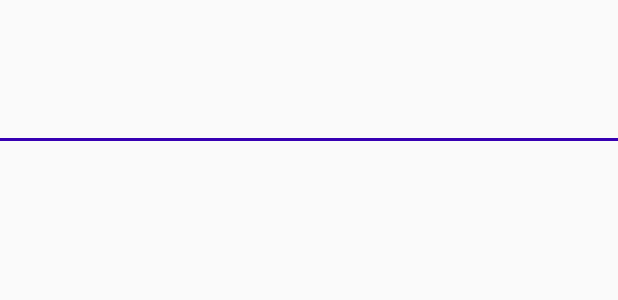
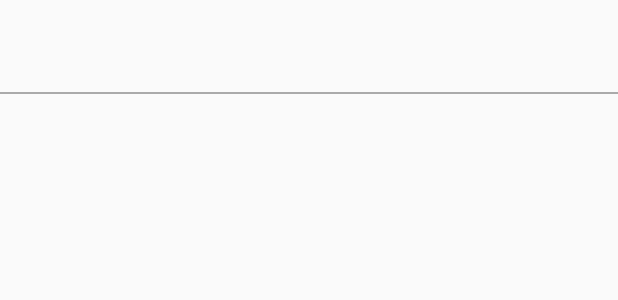
Before and after one commit to tadashi0701/ohanacha, an Android app: the layout my_blend_item.xml on its own in the app's theme, with its tools: preview values and no code run, on a phone screen of 412 x 824 dp. Shown: the top 300 px of the screen. Run offline under Robolectric (Android 15) with nearby library versions, the phone set to English and light mode, and no system bars.

Commit message:
過去ブレンドのハーブ写真を表示

```diff
--- a/app/src/main/java/com/monoprogram/myblend/entity/Blend.kt
+++ b/app/src/main/java/com/monoprogram/myblend/entity/Blend.kt
@@ -11,5 +11,6 @@ data class Blend(
     @ColumnInfo(name = "herbName") val herbName: String,
     @ColumnInfo(name = "herbValue") val herbValue: String,
     @ColumnInfo(name = "blendImage") val blendImage: Int,
-    @ColumnInfo(name = "blendDescription") val blendDescription: String
+    @ColumnInfo(name = "blendDescription") val blendDescription: String,
+    @ColumnInfo(name = "herbImageId") val herbImageId: String
 )
--- a/app/src/main/java/com/monoprogram/myblend/presentation/top/blend/top/DefaultRecipeAdapter.kt
+++ b/app/src/main/java/com/monoprogram/myblend/presentation/top/blend/top/DefaultRecipeAdapter.kt
@@ -21,7 +21,6 @@ class DefaultRecipeAdapter internal constructor(
 
     class ViewHolder(v: View) : RecyclerView.ViewHolder(v) {
         var blendName: TextView = v.findViewById(R.id.text_blend_name)
-        var herbName: TextView = v.findViewById(R.id.text_herb_name)
         var defaultBlend: ConstraintLayout = v.findViewById(R.id.layout_default_blend)
         var defaultImage: ImageView = v.findViewById(R.id.image_default)
         var description: TextView = v.findViewById(R.id.text_default_description)
@@ -38,7 +37,6 @@ class DefaultRecipeAdapter internal constructor(
 
     override fun onBindViewHolder(holder: ViewHolder, position: Int) {
         holder.blendName.text = blendInfo[position].blendName
-        holder.herbName.text = blendInfo[position].herbName
         holder.description.text = blendInfo[position].blendDescription
         holder.defaultImage.setImageResource(blendInfo[position].blendImage)
 
--- a/app/src/main/res/layout/my_blend_item.xml
+++ b/app/src/main/res/layout/my_blend_item.xml
@@ -9,29 +9,28 @@
         android:id="@+id/text_blend_name"
         android:layout_width="wrap_content"
         android:layout_height="wrap_content"
-        app:layout_constraintBottom_toBottomOf="parent"
+        android:layout_marginTop="10dp"
         app:layout_constraintLeft_toLeftOf="parent"
         app:layout_constraintRight_toRightOf="parent"
         app:layout_constraintTop_toTopOf="parent" />
 
-    <TextView
-        android:id="@+id/text_herb_name"
-        android:layout_width="wrap_content"
-        android:layout_height="wrap_content"
-        android:layout_marginBottom="@dimen/text_margin"
-        app:layout_constraintLeft_toLeftOf="parent"
-        app:layout_constraintRight_toRightOf="parent"
+    <androidx.recyclerview.widget.RecyclerView
+        android:id="@+id/my_blend_recycler_view"
+        android:layout_width="match_parent"
+        android:layout_height="match_parent"
+        android:layout_marginTop="@dimen/text_margin"
+        app:layout_constraintStart_toStartOf="parent"
         app:layout_constraintTop_toBottomOf="@+id/text_blend_name" />
 
     <View
         android:layout_width="match_parent"
-        android:layout_height="2dp"
+        android:layout_height="1dp"
         android:layout_marginTop="@dimen/text_margin"
-        android:background="@color/colorPrimaryDark"
+        android:background="@android:color/darker_gray"
         app:layout_constraintBottom_toBottomOf="parent"
         app:layout_constraintLeft_toLeftOf="parent"
         app:layout_constraintRight_toRightOf="parent"
-        app:layout_constraintTop_toBottomOf="@+id/text_herb_name" />
+        app:layout_constraintTop_toBottomOf="@+id/my_blend_recycler_view" />
 
 
 </androidx.constraintlayout.widget.ConstraintLayout>
```
Also changed, not shown: app/src/main/java/com/monoprogram/myblend/presentation/top/blend/MyRecipeViewModel.kt (+23 -5 lines), app/src/main/java/com/monoprogram/myblend/presentation/top/blend/top/HerbImageAdapter.kt (added, +38 -0 lines), app/src/main/java/com/monoprogram/myblend/presentation/top/blend/top/MyRecipeAdapter.kt (+19 -2 lines), app/src/main/res/layout/default_blend_item.xml (+2 -11 lines), app/src/main/res/layout/herb_image_item.xml (added, +14 -0 lines).
